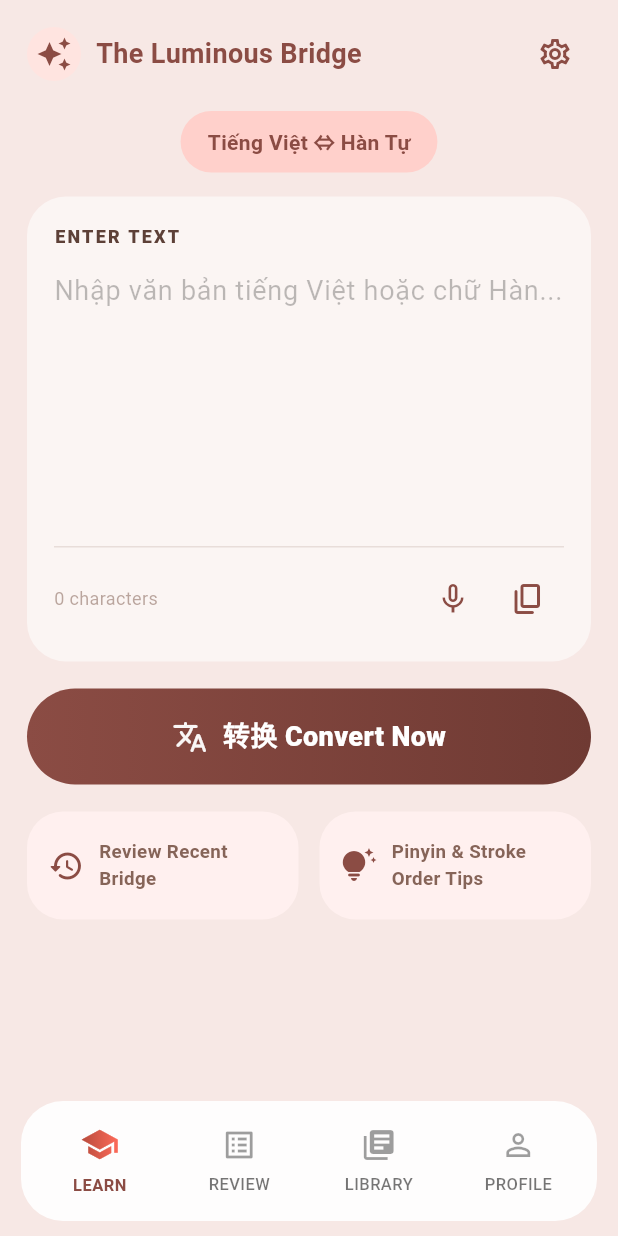
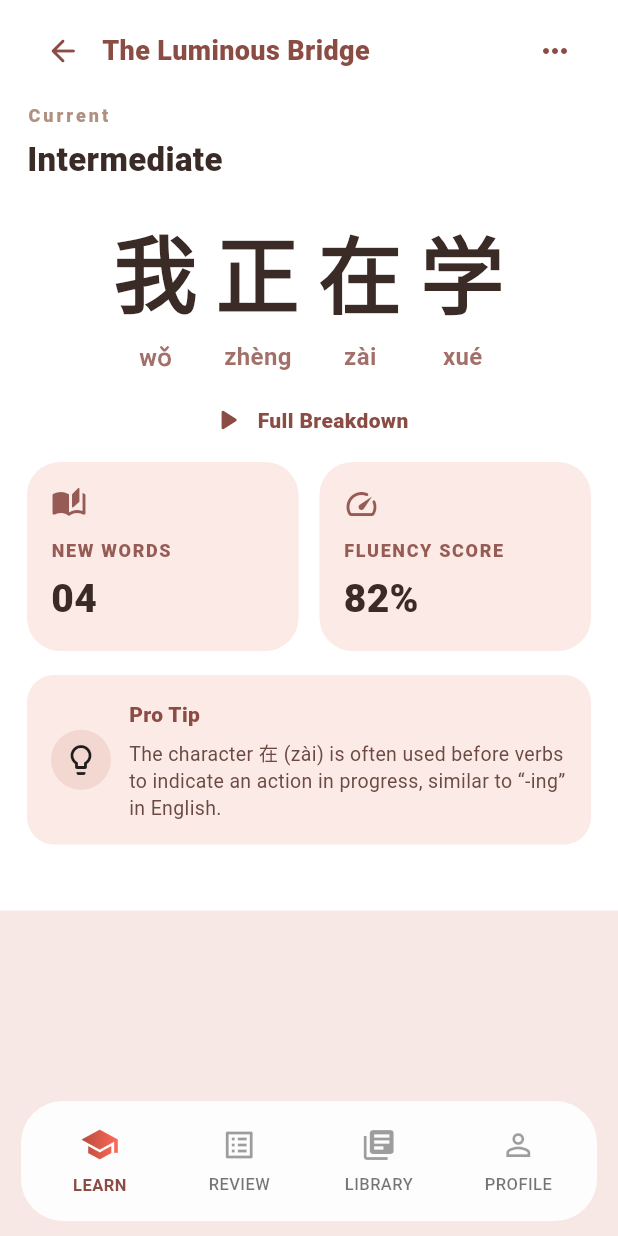
Before and after one commit to eatsosoo/luminous-bridge, a Flutter app: the screen it shows after launch, after a tap on the "settings" icon, on a phone screen of 412 x 824 dp. Run offline on Flutter 3.47's test engine with Material 3 defaults, Android fonts, the phone set to English and light mode, and no system bars; missing offline and left inert: stroke_order_animator.

Commit message:
how charactor written

```diff
--- /dev/null
+++ b/translate_chinese_app/lib/mock/hanzii_mock_data.dart
@@ -0,0 +1,142 @@
+import 'dart:ui';
+
+class CharacterStudyItem {
+  final String character;
+  final String meaning;
+  final String pinyin;
+  // Stroke paths are mock polylines in normalized [0..1] coordinates.
+  final List<List<Offset>> strokes;
+
+  const CharacterStudyItem({
+    required this.character,
+    required this.meaning,
+    required this.pinyin,
+    required this.strokes,
+  });
+}
+
+const hanziPhraseItems = <CharacterStudyItem>[
+  CharacterStudyItem(
+    character: '我',
+    meaning: 'I / me',
+    pinyin: 'wǒ',
+    strokes: [
+      // 1) top horizontal
+      [
+        Offset(0.20, 0.22),
+        Offset(0.80, 0.22),
+      ],
+      // 2) vertical
+      [
+        Offset(0.50, 0.22),
+        Offset(0.50, 0.92),
+      ],
+      // 3) middle horizontal
+      [
+        Offset(0.20, 0.55),
+        Offset(0.80, 0.55),
+      ],
+      // 4) bottom curve (mock)
+      [
+        Offset(0.22, 0.88),
+        Offset(0.45, 0.72),
+        Offset(0.50, 0.88),
+        Offset(0.78, 0.88),
+      ],
+    ],
+  ),
+  CharacterStudyItem(
+    character: '正',
+    meaning: 'correct / right',
+    pinyin: 'zhèng',
+    strokes: [
+      // 1) left vertical
+      [
+        Offset(0.28, 0.15),
+        Offset(0.28, 0.90),
+      ],
+      // 2) top horizontal
+      [
+        Offset(0.28, 0.28),
+        Offset(0.72, 0.28),
+      ],
+      // 3) middle cross
+      [
+        Offset(0.28, 0.55),
+        Offset(0.72, 0.55),
+      ],
+      // 4) right vertical down
+      [
+        Offset(0.60, 0.28),
+        Offset(0.60, 0.90),
+      ],
+      // 5) bottom diagonal
+      [
+        Offset(0.40, 0.78),
+        Offset(0.55, 0.70),
+        Offset(0.70, 0.82),
+      ],
+    ],
+  ),
+  CharacterStudyItem(
+    character: '在',
+    meaning: 'be at / exist',
+    pinyin: 'zài',
+    strokes: [
+      // 1) left dot/top
+      [
+        Offset(0.40, 0.22),
+        Offset(0.52, 0.22),
+      ],
+      // 2) vertical left
+      [
+        Offset(0.40, 0.22),
+        Offset(0.40, 0.88),
+      ],
+      // 3) mid horizontal
+      [
+        Offset(0.40, 0.52),
+        Offset(0.78, 0.52),
+      ],
+      // 4) right down diagonal (mock sweep)
+      [
+        Offset(0.62, 0.52),
+        Offset(0.72, 0.70),
+        Offset(0.58, 0.88),
+      ],
+    ],
+  ),
+  CharacterStudyItem(
+    character: '学',
+    meaning: 'study / learn',
+    pinyin: 'xué',
+    strokes: [
+      // 1) top horizontal
+      [
+        Offset(0.20, 0.22),
+        Offset(0.80, 0.22),
+      ],
+      // 2) left vertical down
+      [
+        Offset(0.28, 0.22),
+        Offset(0.28, 0.88),
+      ],
+      // 3) right vertical down
+      [
+        Offset(0.72, 0.22),
+        Offset(0.72, 0.88),
+      ],
+      // 4) bottom horizontal
+      [
+        Offset(0.28, 0.65),
+        Offset(0.72, 0.65),
+      ],
+      // 5) inner diagonal
+      [
+        Offset(0.40, 0.62),
+        Offset(0.52, 0.76),
+        Offset(0.62, 0.60),
+      ],
+    ],
+  ),
+];
--- /dev/null
+++ b/translate_chinese_app/lib/pages/character_study_page.dart
@@ -0,0 +1,269 @@
+import 'package:flutter/material.dart';
+
+import '../mock/hanzii_mock_data.dart';
+import '../widgets/hanzi_popup.dart';
+
+class CharacterStudyPage extends StatelessWidget {
+  final VoidCallback onBack;
+  final List<CharacterStudyItem> items;
+
+  const CharacterStudyPage({
+    super.key,
+    required this.onBack,
+    required this.items,
+  });
+
+  void _showPopup(BuildContext context, CharacterStudyItem item) {
+    showDialog<void>(
+      context: context,
+      builder: (context) => HanziDetailPopup(
+        item: item,
+        onClose: () => Navigator.of(context).pop(),
+      ),
+    );
+  }
+
+  @override
+  Widget build(BuildContext context) {
+    const pinkCard = Color(0xFFFBEAE6);
+    const brown = Color(0xFF8B4C44);
+
+    return Container(
+      color: Colors.white,
+      child: SafeArea(
+        child: Padding(
+          padding: const EdgeInsets.fromLTRB(18, 10, 18, 24),
+          child: SingleChildScrollView(
+            child: Column(
+              crossAxisAlignment: CrossAxisAlignment.stretch,
+              children: [
+                Container(
+                  color: Colors.white,
+                  child: Row(
+                    children: [
+                      IconButton(
+                        onPressed: onBack,
+                        icon: const Icon(Icons.arrow_back_rounded),
+                        color: brown,
+                      ),
+                      const SizedBox(width: 2),
+                      const Expanded(
+                        child: Text(
+                          'The Luminous Bridge',
+                          style: TextStyle(
+                            fontSize: 18,
+                            fontWeight: FontWeight.w800,
+                            color: brown,
+                          ),
+                          overflow: TextOverflow.ellipsis,
+                        ),
+                      ),
+                      IconButton(
+                        onPressed: () {},
+                        icon: const Icon(Icons.more_horiz_rounded),
+                        color: brown,
+                      ),
+                    ],
+                  ),
+                ),
+
+                const SizedBox(height: 10),
+
+                const Text(
+                  'Current',
+                  style: TextStyle(
+                    fontSize: 12,
+                    letterSpacing: 2,
+                    fontWeight: FontWeight.w800,
+                    color: Color(0xFFB0907F),
+                  ),
+                ),
+                const SizedBox(height: 6),
+                const Text(
+                  'Intermediate',
+                  style: TextStyle(
+                    fontSize: 22,
+                    fontWeight: FontWeight.w900,
+                    color: Color(0xFF3B2B27),
+                  ),
+                ),
+
+                const SizedBox(height: 18),
+
+                Center(
+                  child: Column(
+                    children: [
+                      Row(
+                        mainAxisAlignment: MainAxisAlignment.center,
+                        children: items.map((it) {
+                          return GestureDetector(
+                            onTap: () => _showPopup(context, it),
+                            child: Padding(
+                              padding: const EdgeInsets.symmetric(horizontal: 6),
+                              child: Column(
+                                children: [
+                                  Text(
+                                    it.character,
+                                    style: const TextStyle(
+                                      fontSize: 56,
+                                      fontWeight: FontWeight.w900,
+                                      color: Color(0xFF3B2B27),
+                                    ),
+                                  ),
+                                  const SizedBox(height: 6),
+                                  Text(
+                                    it.pinyin,
+                                    style: TextStyle(
+                                      fontSize: 16,
+                                      fontWeight: FontWeight.w700,
+                                      color: brown.withValues(alpha: 0.8),
+                                    ),
+                                  ),
+                                ],
+                              ),
+                            ),
+                          );
+                        }).toList(),
+                      ),
+                      const SizedBox(height: 18),
+                      Row(
+                        mainAxisAlignment: MainAxisAlignment.center,
+                        children: const [
+                          Icon(Icons.play_arrow_rounded, color: brown),
+                          SizedBox(width: 8),
+                          Text(
+                            'Full Breakdown',
+                            style: TextStyle(
+                              fontSize: 14,
+                              fontWeight: FontWeight.w800,
+                              color: brown,
+                            ),
+                          ),
+                        ],
+                      ),
+                    ],
+                  ),
+                ),
+
+                const SizedBox(height: 16),
+
+                Row(
+                  children: [
+                    Expanded(
+                      child: _infoCard(
+                        icon: Icons.auto_stories_rounded,
+                        title: 'NEW WORDS',
+                        big: '04',
+                        bg: pinkCard,
+                      ),
+                    ),
+                    const SizedBox(width: 14),
+                    Expanded(
+                      child: _infoCard(
+                        icon: Icons.speed_rounded,
+                        title: 'FLUENCY SCORE',
+                        big: '82%',
+                        bg: pinkCard,
+                      ),
+                    ),
+                  ],
+                ),
+
+                const SizedBox(height: 16),
+
+                Container(
+                  padding: const EdgeInsets.all(16),
+                  decoration: BoxDecoration(
+                    color: pinkCard,
+                    borderRadius: BorderRadius.circular(18),
+                  ),
+                  child: Row(
+                    children: [
+                      Container(
+                        width: 40,
+                        height: 40,
+                        decoration: const BoxDecoration(
+                          color: Color(0xFFF2D8D0),
+                          shape: BoxShape.circle,
+                        ),
+                        child: const Icon(Icons.lightbulb_outline_rounded),
+                      ),
+                      const SizedBox(width: 12),
+                      Expanded(
+                        child: Column(
+                          crossAxisAlignment: CrossAxisAlignment.start,
+                          children: const [
+                            Text(
+                              'Pro Tip',
+                              style: TextStyle(
+                                fontSize: 14,
+                                fontWeight: FontWeight.w900,
+                                color: Color(0xFF8B4C44),
+                              ),
+                            ),
+                            SizedBox(height: 6),
+                            Text(
+                              'The character 在 (zài) is often used before verbs to indicate an action in progress, similar to “-ing” in English.',
+                              style: TextStyle(
+                                fontSize: 13,
+                                height: 1.4,
+                                color: Color(0xFF6B4A43),
+                              ),
+                            ),
+                          ],
+                        ),
+                      ),
+                    ],
+                  ),
+                ),
+
+                const SizedBox(height: 20),
+              ],
+            ),
+          ),
+        ),
+      ),
+    );
+  }
+
+  Widget _infoCard({
+    required IconData icon,
+    required String title,
+    required String big,
+    required Color bg,
+  }) {
+    const brown = Color(0xFF8B4C44);
+    return Container(
+      padding: const EdgeInsets.all(16),
+      decoration: BoxDecoration(
+        color: bg,
+        borderRadius: BorderRadius.circular(22),
+      ),
+      child: Column(
+        crossAxisAlignment: CrossAxisAlignment.start,
+        children: [
+          Icon(icon, color: brown.withValues(alpha: 0.9)),
+          const SizedBox(height: 10),
+          Text(
+            title,
+            style: TextStyle(
+              color: brown.withValues(alpha: 0.9),
+              fontSize: 12,
+              fontWeight: FontWeight.w900,
+              letterSpacing: 1.1,
+            ),
+          ),
+          const SizedBox(height: 6),
+          Text(
+            big,
+            style: const TextStyle(
+              fontSize: 26,
+              fontWeight: FontWeight.w900,
+              color: Color(0xFF3B2B27),
+            ),
+          ),
+        ],
+      ),
+    );
+  }
+}
--- a/translate_chinese_app/lib/pages/learn_page.dart
+++ b/translate_chinese_app/lib/pages/learn_page.dart
@@ -1,5 +1,8 @@
 import 'package:flutter/material.dart';
 import 'package:flutter/services.dart';
+
+import '../mock/hanzii_mock_data.dart';
+import 'character_study_page.dart';
 
 typedef OnTranslated = void Function({
   required String input,
@@ -22,6 +25,7 @@ class _LearnPageState extends State<LearnPage> {
   final TextEditingController _inputController = TextEditingController();
   bool _isConverting = false;
   String _output = '';
+  bool _showStudy = false;
 
   @override
   void dispose() {
@@ -52,6 +56,11 @@ class _LearnPageState extends State<LearnPage> {
     });
 
     widget.onTranslated(input: input, output: output);
+
+    // For UI preview: after converting, switch to the Hanzi study screen.
+    setState(() {
+      _showStudy = true;
+    });
   }
 
   String _fakeTranslateToChinese(String input) {
@@ -73,6 +82,13 @@ class _LearnPageState extends State<LearnPage> {
 
   @override
   Widget build(BuildContext context) {
+    if (_showStudy) {
+      return CharacterStudyPage(
+        onBack: () => setState(() => _showStudy = false),
+        items: hanziPhraseItems,
+      );
+    }
+
     const gradientStart = Color(0xFF8B4C44);
     const gradientEnd = Color(0xFF6F3A33);
 
@@ -108,7 +124,7 @@ class _LearnPageState extends State<LearnPage> {
                     ),
                   ),
                   IconButton(
-                    onPressed: () {},
+                onPressed: () => setState(() => _showStudy = true),
                     icon: const Icon(Icons.settings_outlined),
                     color: const Color(0xFF8B4C44),
                   ),
--- a/translate_chinese_app/pubspec.yaml
+++ b/translate_chinese_app/pubspec.yaml
@@ -34,6 +34,8 @@ dependencies:
   # The following adds the Cupertino Icons font to your application.
   # Use with the CupertinoIcons class for iOS style icons.
   cupertino_icons: ^1.0.8
+  stroke_order_animator: ^3.3.1
+  http: ^1.6.0
 
 dev_dependencies:
   flutter_test:
```
Also changed, not shown: translate_chinese_app/lib/widgets/hanzi_popup.dart (added, +161 -0 lines), translate_chinese_app/lib/widgets/stroke_animation.dart (added, +139 -0 lines), translate_chinese_app/pubspec.lock.
